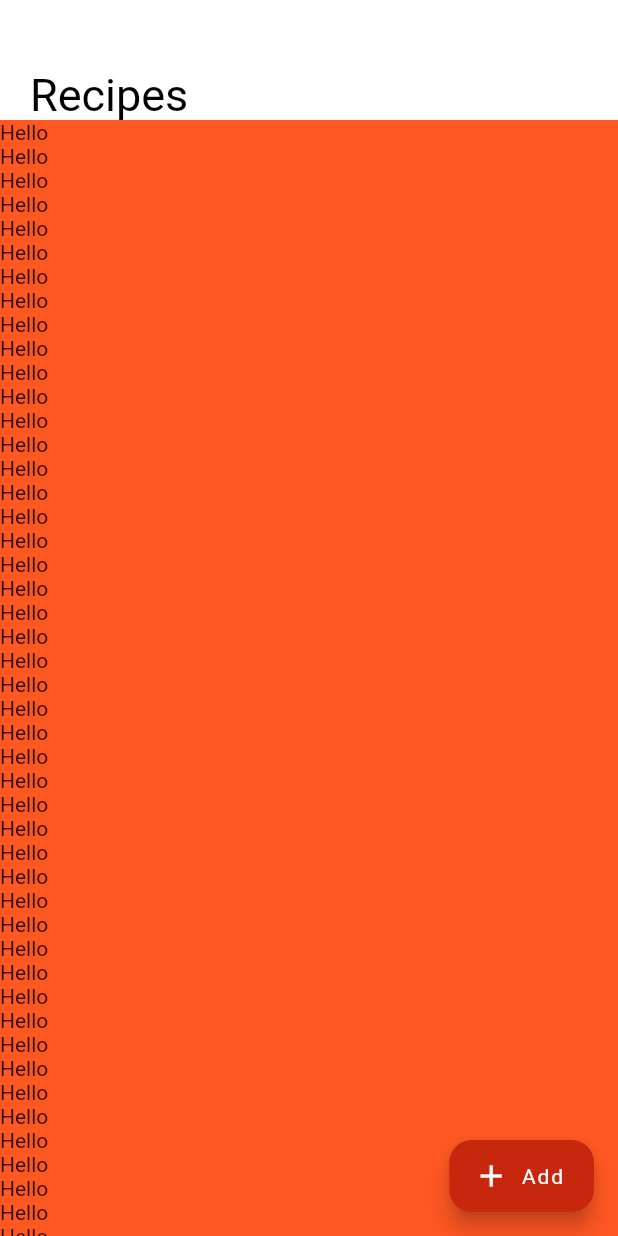
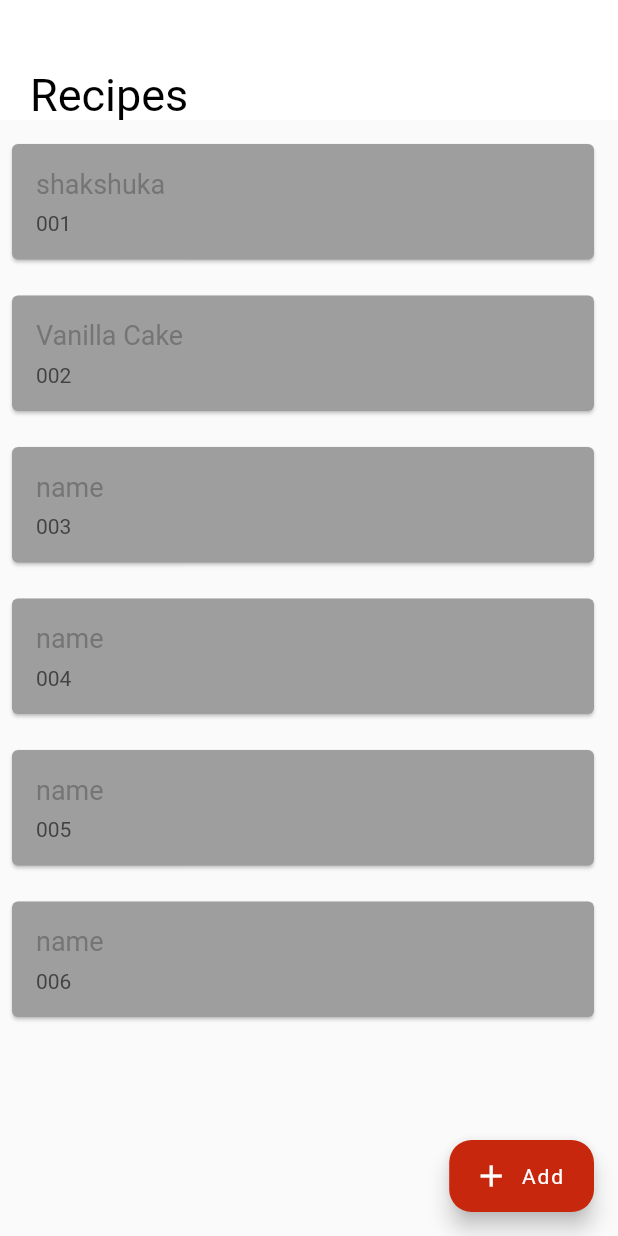
Before and after one commit to FS-CSCI150-F21/FS-CSCI150-F21-Team5, a Flutter app: the AllRecipes screen opened directly, on a phone screen of 412 x 824 dp. Run offline on Flutter 3.47's test engine with Material 2 defaults, Android fonts, the phone set to English and light mode, and no system bars; our stand-ins replace cloud_firestore, firebase_auth, firebase_core, firebase_storage, get, google_sign_in and 2 more; missing offline and left inert: duration, duration_picker; accounts and stored records are empty.

Commit message:
SliverList working with dummy data

```diff
--- /dev/null
+++ b/lib/models/dummy_data.dart
@@ -0,0 +1,137 @@
+import 'recipes_model.dart';
+
+RecipeModel defaultRecipe = const RecipeModel(
+    id: '003',
+    type: <RecipeTag>[RecipeTag.food],
+    name: 'name',
+    duration: Duration(microseconds: 1),
+    ingredients: <String>[
+      'ingredient'
+    ],
+    preparation: <String>[
+      'instruction'
+    ],
+    imageURL: 'https://prod-dairyqueen.dotcmscloud.com/dA/a5d07b7608/fileAsset/Loaded_A1_Steakhouse_Triple.png'
+);
+
+List<RecipeModel> dummyRecipeList = [
+
+  const RecipeModel(
+      id: '001',
+      type: <RecipeTag>[RecipeTag.food],
+      name: 'shakshuka',
+      duration: Duration(minutes: 30),
+      ingredients: <String>[
+        'extra virgin olive oil',
+        '1 pound ground lamb or beef',
+        '1 onion',
+        '2 red finger chili peppers',
+        '4 large cloves of garlic',
+        '1 teaspoon caraway seed',
+        '1 teaspoon pimenton or paprika',
+        '0.125 teaspoons freshly grated nutmeg',
+        'salt and pepper',
+        '14 ounces crushed or diced fire-roasted tomatoes',
+        '14 ounces tomato sauce or passata',
+        '1 drizzle honey (optional)',
+        '0.75 pound brick feta in water',
+        '5 large eggs',
+        'garlic naan bread',
+        '2 tablespoons butter, melted',
+        'greek yogurt (optional)',
+        'cilantro leaves, picked',
+        '3 scallions, finely chopped',
+      ],
+      preparation: <String>[
+        'Preheat oven to 375 F.',
+        'Gather your ingredients.',
+        'Heat a large cast-iron skillet over medium-high heat. Add extra virgin olive oil to the pan, 2 turns of the pan. Add ground meat, crumble and cook until the pink color goes away and meat is lightly browned.',
+        'Peel and chop onion, seed and finely chop the peppers and chop or slice the garlic. Add onions and peppers to the meat and stir to soften a few minutes. Add seeds, spices and garlic; stir.',
+        'Puree in food processor a can of chipotle in adobo. Add 2 tablespoons to pan and the rest to a bag to freeze and store for another use.',
+        'Add tomatoes, honey if using, feta and stir. Make 4 to 6 nests in meat sauce using the back of a wooden spoon and drop eggs into them. Transfer pan to oven for 8 to 10 minutes till eggs set.',
+        'For naan, heat a griddle over high heat. Scatter a little water onto skillet and griddle the bread to blister, then flip. Brush bread with melted butter and cut into pieces/wide strips.',
+        'Garnish eggs with dollops of yogurt if using, cilantro leaves and scallions. ',
+      ],
+      imageURL: 'https://prod-dairyqueen.dotcmscloud.com/dA/a5d07b7608/fileAsset/Loaded_A1_Steakhouse_Triple.png',
+  ),
+
+  const RecipeModel(
+      id: '002',
+      type: <RecipeTag>[RecipeTag.food],
+      name: 'Vanilla Cake',
+      duration: Duration(minutes: 30),
+      ingredients: <String>[
+        '2 sticks unsalted butter (room temp, more need for pans)',
+        '3 cups ll-purpose flour (more for pans)',
+        '1 tablespoon baking powder',
+        '0.5 teaspoon salt',
+        '1.25 cups sugar',
+        '4 large eggs (room temp)',
+        '1 tablespoon vanilla extract',
+        '1.25 cups whole milk',
+      ],
+      preparation: <String>[
+        'Preheat the oven to 350 degrees F. Butter two 9-inch-round cake pans and line the bottoms with parchment paper; butter the parchment and dust the pans with flour, tapping out the excess.',
+        'Whisk 3 cups flour, the baking powder and salt in a bowl until combined. Beat 2 sticks butter and the sugar in a large bowl with a mixer on medium-high speed until light and fluffy, about 3 minutes. Reduce the mixer speed to medium; beat in the eggs, one at a time, scraping down the bowl as needed. Beat in the vanilla. (The mixture may look separated at this point.) Beat in the flour mixture in 3 batches, alternating with the milk, beginning and ending with flour, until just smooth.',
+        'Divide the batter between the prepared pans. Bake until the cakes are lightly golden on top and a toothpick inserted into the middle comes out clean, 30 to 35 minutes. Transfer to racks and let cool 10 minutes, then run a knife around the edge of the pans and turn the cakes out onto the racks to cool completely. Remove the parchment. Trim the tops of the cakes with a long serrated knife to make them level, if desired.',
+      ],
+      imageURL: 'https://prod-dairyqueen.dotcmscloud.com/dA/a5d07b7608/fileAsset/Loaded_A1_Steakhouse_Triple.png'
+  ),
+
+  const RecipeModel(
+      id: '003',
+      type: <RecipeTag>[RecipeTag.food],
+      name: 'name',
+      duration: Duration(microseconds: 1),
+      ingredients: <String>[
+        'ingredient'
+      ],
+      preparation: <String>[
+        'instruction'
+      ],
+      imageURL: 'https://prod-dairyqueen.dotcmscloud.com/dA/a5d07b7608/fileAsset/Loaded_A1_Steakhouse_Triple.png'
+  ),
+
+  const RecipeModel(
+      id: '004',
+      type: <RecipeTag>[RecipeTag.food],
+      name: 'name',
+      duration: Duration(microseconds: 1),
+      ingredients: <String>[
+        'ingredient'
+      ],
+      preparation: <String>[
+        'instruction'
+      ],
+      imageURL: 'https://prod-dairyqueen.dotcmscloud.com/dA/a5d07b7608/fileAsset/Loaded_A1_Steakhouse_Triple.png'
+  ),
+
+  const RecipeModel(
+      id: '005',
+      type: <RecipeTag>[RecipeTag.food],
+      name: 'name',
+      duration: Duration(microseconds: 1),
+      ingredients: <String>[
+        'ingredient'
+      ],
+      preparation: <String>[
+        'instruction'
+      ],
+      imageURL: 'https://prod-dairyqueen.dotcmscloud.com/dA/a5d07b7608/fileAsset/Loaded_A1_Steakhouse_Triple.png'
+  ),
+
+  const RecipeModel(
+      id: '006',
+      type: <RecipeTag>[RecipeTag.food],
+      name: 'name',
+      duration: Duration(microseconds: 1),
+      ingredients: <String>[
+        'ingredient'
+      ],
+      preparation: <String>[
+        'instruction'
+      ],
+      imageURL: 'https://prod-dairyqueen.dotcmscloud.com/dA/a5d07b7608/fileAsset/Loaded_A1_Steakhouse_Triple.png'
+  ),
+
+];
--- a/lib/screens/all_recipes.dart
+++ b/lib/screens/all_recipes.dart
@@ -1,5 +1,6 @@
 import 'package:flutter/material.dart';
 import 'package:flutter/cupertino.dart';
+import 'package:shakshuka/models/dummy_data.dart';
 import '../widgets/add_recipe.dart';
 import '../widgets/recipe_card.dart';
 
@@ -25,17 +26,13 @@ class AllRecipes extends StatelessWidget {
             ),
             SliverList(
               delegate: SliverChildBuilderDelegate(
-                      (context, index) {
+                (context, index) {
+                  while(index < dummyRecipeList.length) {
                     return RecipeCard(
-
+                      recipe: dummyRecipeList[index]
                     );
-                    //   Container(
-                    //   height: 50,
-                    //   alignment: Alignment.center,
-                    //   color: Colors.deepOrange[100 * (index % 9)],
-                    //   child: Text('deepOrange $index'),
-                    // );
                   }
+                }
               ),
             ),
           ],
--- a/lib/screens/splash_screen.dart
+++ b/lib/screens/splash_screen.dart
@@ -1,9 +1,7 @@
 import 'package:flutter/material.dart';
 import 'package:flutter/cupertino.dart';
 import 'package:provider/src/provider.dart';
-import 'package:shakshuka/main.dart';
 import 'package:shakshuka/screens/all_recipes.dart';
-import 'package:shakshuka/screens/sliver_test.dart';
 import 'package:shakshuka/services/auth_provider.dart';
 
 import 'login.dart';
@@ -50,7 +48,7 @@ class _SplashPageState extends State<SplashPage> {
         children: [
           //TODO: add proper image asset for splash screen
           Image.asset(
-            "res/img/shakshuka.png",
+            "res/img/shakshuka.jpg",
             width: 300,
             height: 300,
           ),
--- a/lib/widgets/recipe_card.dart
+++ b/lib/widgets/recipe_card.dart
@@ -1,20 +1,47 @@
 import 'package:flutter/material.dart';
 import '../models/recipes_model.dart';
 
-class RecipeCard extends StatefulWidget {
-  const RecipeCard({Key? key}) : super(key: key);
+class RecipeCard extends StatelessWidget {
+  final RecipeModel recipe;
+  const RecipeCard({Key? key, required this.recipe}) : super(key: key);
 
   @override
-  _RecipeCardState createState() => _RecipeCardState();
-}
+  Widget build(BuildContext context) {
+    return Card(
+      color: Colors.grey,
+      margin: const EdgeInsets.fromLTRB(8, 16, 16, 8),
+      child: Padding(
+        padding: const EdgeInsets.fromLTRB(16, 16, 16, 16),
+        child: Column(
+          crossAxisAlignment: CrossAxisAlignment.stretch,
+          children: <Widget>[
 
-class _RecipeCardState extends State<RecipeCard> {
-  //Recipe recipe;
-  @override
-  Widget build(BuildContext context) {
-    return Container(
-      color: Colors.deepOrange,
-      child: const Text("Hello"),
+
+            // recipe name
+            Text(
+              recipe.name,
+              style: TextStyle(
+                fontSize: 18.0,
+                color: Colors.grey[600],
+              ),
+            ),
+
+            // dividing box
+            const SizedBox(height: 8.0),
+
+            // creator name
+            Text(
+                recipe.id,
+                style: TextStyle(
+                  fontSize: 14.0,
+                  color: Colors.grey[800],
+                )
+            )
+
+
+          ],
+        ),
+      ),
     );
   }
 }
```
